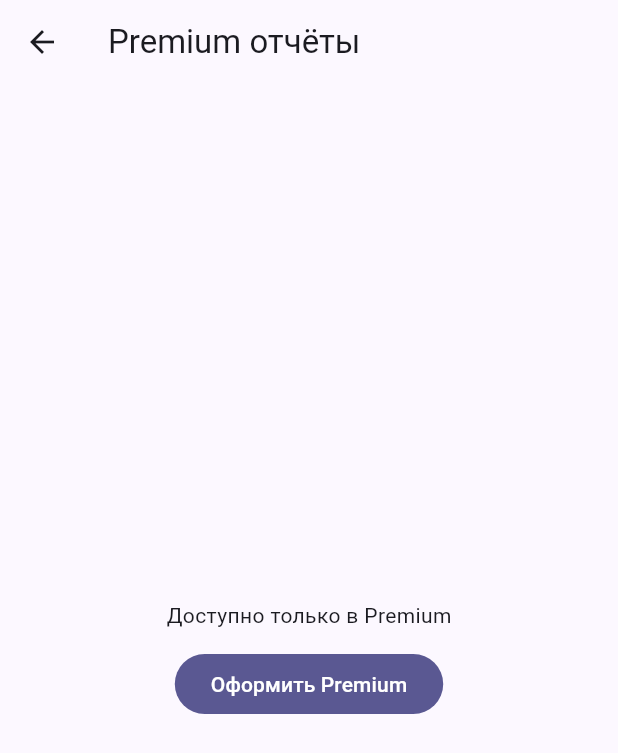
After one commit to TurboVazbudatel/moneyquest_quest, a Flutter app: the PremiumReportsScreen screen opened directly, on a phone screen of 412 x 824 dp. The commit adds this screen. Shown: the top 753 px of the screen. Run offline on Flutter 3.47's test engine with Material 3 defaults, Android fonts, the phone set to English and light mode, and no system bars; our stand-ins replace firebase_auth, firebase_core, fl_chart, hive_flutter, share_plus, shared_preferences and 1 more; accounts and stored records are empty; statements that could not run were skipped.

Commit message:
feat(reports): add PremiumReportsScreen with mock top categories and monthly trend; gated by subscription

```diff
--- a/lib/features/battle/presentation/budget_battle_screen.dart
+++ b/lib/features/battle/presentation/budget_battle_screen.dart
@@ -3,7 +3,6 @@ import 'package:flutter/material.dart';
 import 'package:moneyquest_quest/data/services/battle_service.dart';
 import 'package:share_plus/share_plus.dart';
 import '../../share/widgets/share_card.dart';
-import '../../../data/services/challenges_service.dart';
 
 class BudgetBattleScreen extends StatefulWidget {
   const BudgetBattleScreen({super.key});
--- a/lib/features/home/presentation/home_screen.dart
+++ b/lib/features/home/presentation/home_screen.dart
@@ -1,4 +1,5 @@
 import 'package:flutter/material.dart';
+import 'package:moneyquest_quest/features/reports/presentation/premium_reports_screen.dart';
 import 'package:moneyquest_quest/features/subscription/presentation/subscription_screen.dart';
 import 'package:moneyquest_quest/features/challenges/presentation/challenges_list_screen.dart';
 import 'package:moneyquest_quest/features/points/presentation/history_screen.dart';
@@ -257,6 +258,9 @@ class _HomeBottomBar extends StatelessWidget {
                   case 'subscribe':
                     Navigator.of(context).push(MaterialPageRoute(builder: (_) => const SubscriptionScreen()));
                     break;
+                  case 'reports':
+                    Navigator.of(context).push(MaterialPageRoute(builder: (_) => const PremiumReportsScreen()));
+                    break;
                   case 'settings':
                     Navigator.of(context).push(MaterialPageRoute(builder: (_) => const SettingsScreen()));
                     break;
@@ -265,6 +269,7 @@ class _HomeBottomBar extends StatelessWidget {
               itemBuilder: (context) => const [
                 PopupMenuItem(value: 'ch', child: Text('Челленджи')),PopupMenuItem(value: 'complete', child: Text('Завершить челлендж (+50)')),
                 PopupMenuItem(value: 'subscribe', child: Text('Подписка Premium')),
+                PopupMenuItem(value: 'reports', child: Text('Premium отчёты')),
                 PopupMenuItem(value: 'settings', child: Text('Настройки')),
 
                   PopupMenuItem(value: 'history', child: Text('История баллов')),],
--- /dev/null
+++ b/lib/features/reports/presentation/premium_reports_screen.dart
@@ -0,0 +1,94 @@
+import 'package:flutter/material.dart';
+import 'package:moneyquest_quest/data/services/premium_reports_service.dart';
+import 'package:moneyquest_quest/data/services/subscription_service.dart';
+import 'package:moneyquest_quest/features/subscription/presentation/subscription_screen.dart';
+
+class PremiumReportsScreen extends StatefulWidget {
+  const PremiumReportsScreen({super.key});
+  @override
+  State<PremiumReportsScreen> createState() => _PremiumReportsScreenState();
+}
+
+class _PremiumReportsScreenState extends State<PremiumReportsScreen> {
+  final _svc = PremiumReportsService();
+  final _sub = SubscriptionService();
+  bool _loading = true;
+  bool _premium = false;
+
+  Map<String, double> _exp = {};
+  Map<String, double> _inc = {};
+  List<(DateTime, double)> _trend = [];
+
+  @override
+  void initState() {
+    super.initState();
+    _load();
+  }
+
+  Future<void> _load() async {
+    final pro = await _sub.isPremium();
+    if (!pro) {
+      if (!mounted) return;
+      setState(() {
+        _premium = false;
+        _loading = false;
+      });
+      return;
+    }
+    final e = await _svc.topCategoriesExpense();
+    final i = await _svc.topCategoriesIncome();
+    final t = await _svc.monthlyTrend();
+    if (!mounted) return;
+    setState(() {
+      _premium = true;
+      _exp = e;
+      _inc = i;
+      _trend = t;
+      _loading = false;
+    });
+  }
+
+  @override
+  Widget build(BuildContext context) {
+    if (_loading) return const Center(child: CircularProgressIndicator());
+    if (!_premium) {
+      return Scaffold(
+        appBar: AppBar(title: const Text('Premium отчёты')),
+        body: Center(
+          child: Column(
+            mainAxisSize: MainAxisSize.min,
+            children: [
+              const Text('Доступно только в Premium'),
+              const SizedBox(height: 12),
+              FilledButton(
+                onPressed: () {
+                  Navigator.of(context).push(MaterialPageRoute(builder: (_) => const SubscriptionScreen()));
+                },
+                child: const Text('Оформить Premium'),
+              )
+            ],
+          ),
+        ),
+      );
+    }
+    return Scaffold(
+      appBar: AppBar(title: const Text('Premium отчёты')),
+      body: ListView(
+        padding: const EdgeInsets.all(16),
+        children: [
+          const Text('Топ категорий расходов', style: TextStyle(fontSize: 18, fontWeight: FontWeight.bold)),
+          ..._exp.entries.map((e) => ListTile(title: Text(e.key), trailing: Text('${e.value} ₽'))),
+          const Divider(),
+          const Text('Топ категорий доходов', style: TextStyle(fontSize: 18, fontWeight: FontWeight.bold)),
+          ..._inc.entries.map((e) => ListTile(title: Text(e.key), trailing: Text('${e.value} ₽'))),
+          const Divider(),
+          const Text('Динамика за месяц', style: TextStyle(fontSize: 18, fontWeight: FontWeight.bold)),
+          ..._trend.map((d) => ListTile(
+                title: Text('${d.$1.day}.${d.$1.month}'),
+                trailing: Text('${d.$2.toStringAsFixed(0)} ₽'),
+              )),
+        ],
+      ),
+    );
+  }
+}
--- a/lib/features/settings/presentation/settings_screen.dart
+++ b/lib/features/settings/presentation/settings_screen.dart
@@ -19,7 +19,7 @@ class SettingsScreen extends StatelessWidget {
 
   @override
   Widget build(BuildContext context) {
-    final theme = Theme.of(context);
+
     return Scaffold(
       appBar: AppBar(title: const Text('Настройки')),
       body: ListView(
```
Also changed, not shown: lib/data/services/premium_reports_service.dart (added, +26 -0 lines), lib/features/reports/presentation/widgets/radar_income_expense.dart (+15 -5 lines), lib/features/transactions/presentation/transactions_screen.dart (+21 -7 lines).
